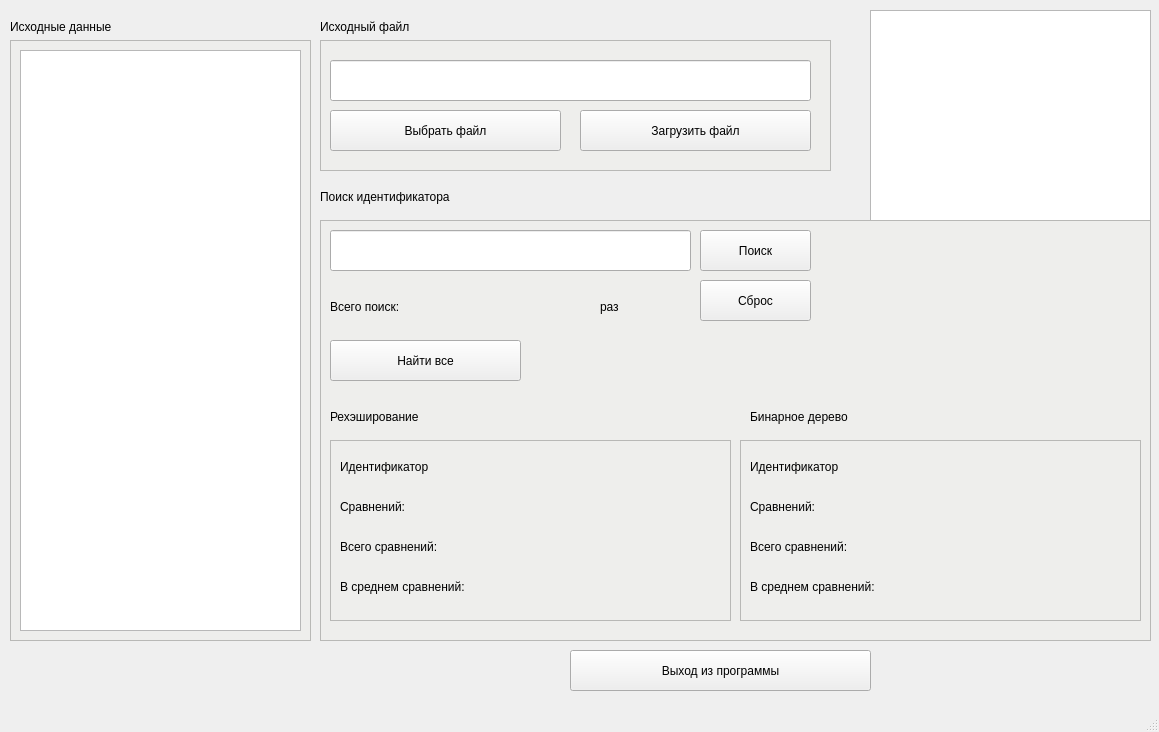
Qt form mainwindow.ui (neatkas/Molchanov-1) before a commit.
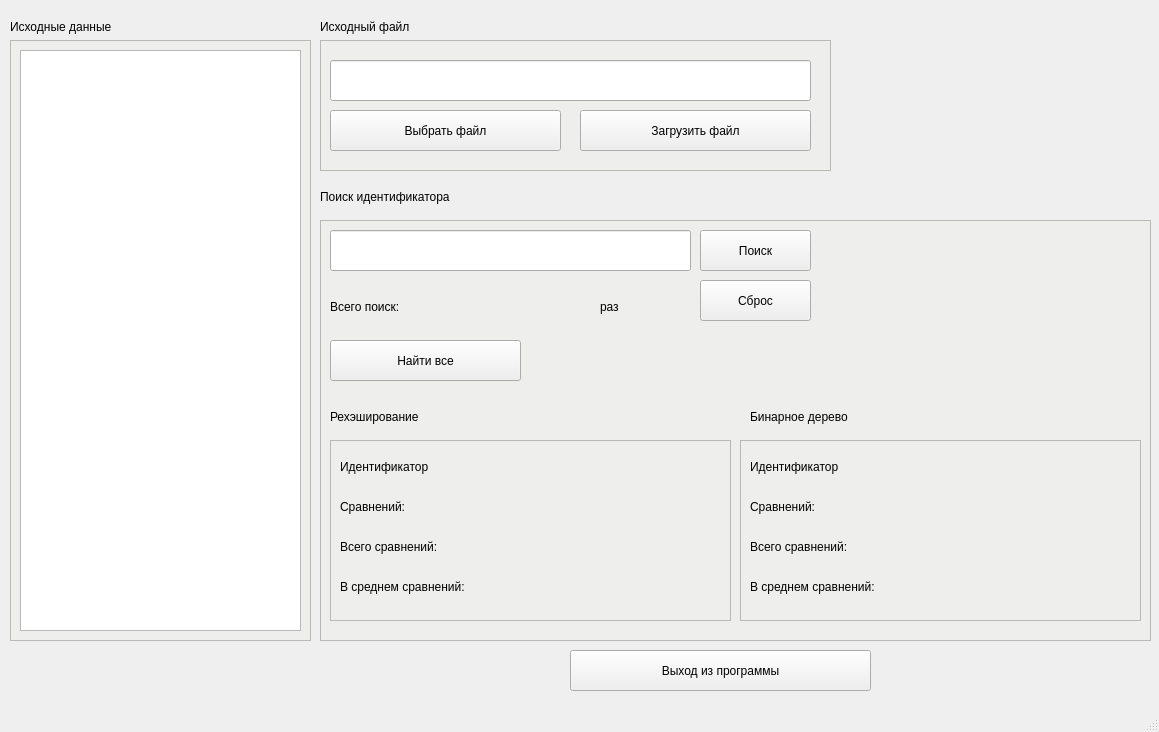
The same form after that commit.

Patch:
```diff
--- a/mainwindow.ui
+++ b/mainwindow.ui
@@ -43,16 +43,6 @@
      <string>Исходный файл</string>
     </property>
    </widget>
-   <widget class="QTextEdit" name="textEdit">
-    <property name="geometry">
-     <rect>
-      <x>870</x>
-      <y>10</y>
-      <width>281</width>
-      <height>581</height>
-     </rect>
-    </property>
-   </widget>
    <widget class="QLineEdit" name="lineEdit_fileName">
     <property name="geometry">
      <rect>
```
Left out of the diff: 1 changed line with no effect on the pictures.
